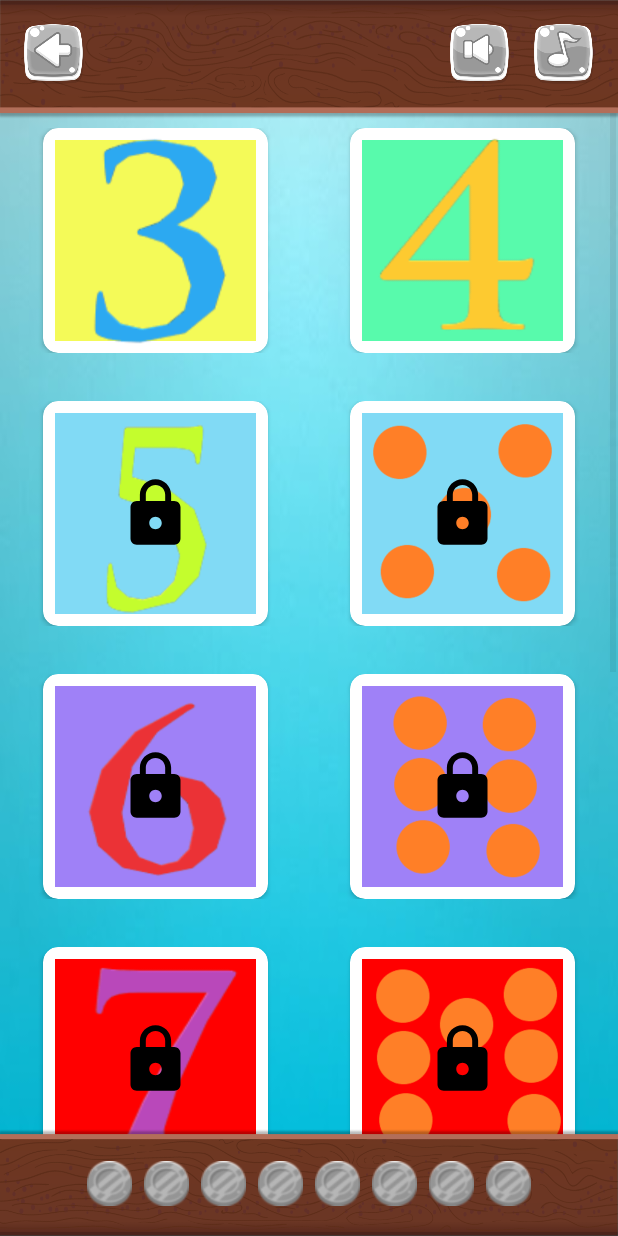
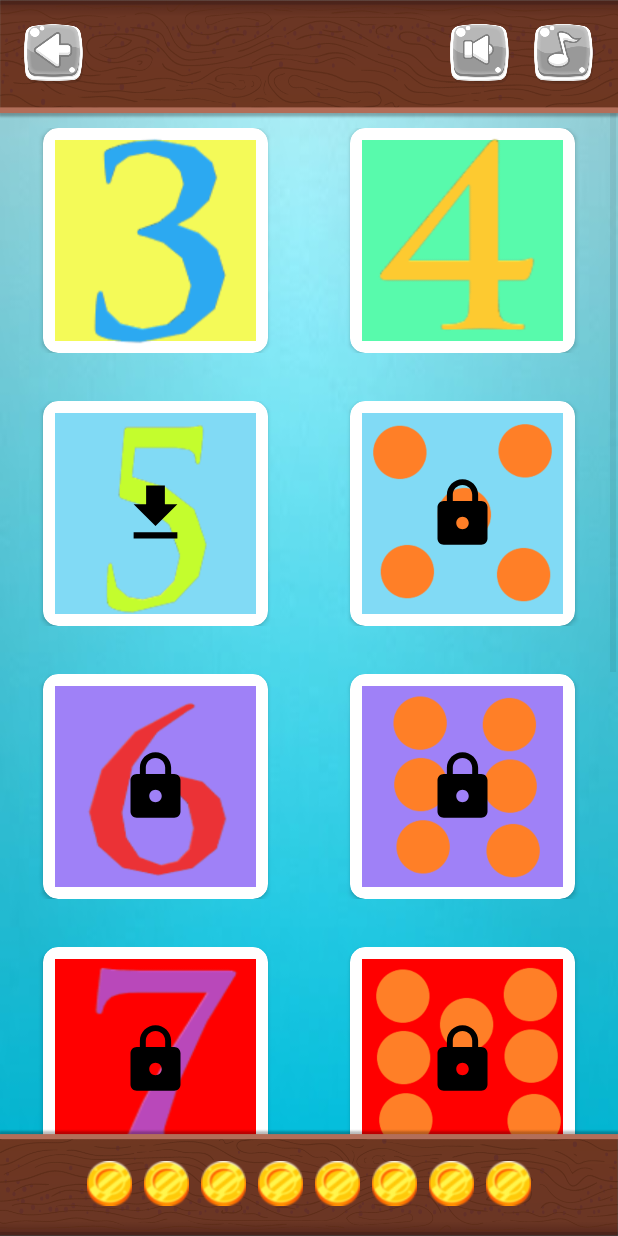
Before and after one commit to djuraszek/gra-matematyczna, an Android app: the GamesListActivity screen opened directly, with no data from a screen before it, on a phone screen of 412 x 824 dp. Run offline under Robolectric (Android 15) with nearby library versions, the phone set to English and light mode, and no system bars.

Commit message:
added: unlock new game TODO: confirm unlock game, possibility to choose the game to unlock

```diff
--- a/app/build.gradle
+++ b/app/build.gradle
@@ -27,6 +27,7 @@ dependencies {
     testImplementation 'junit:junit:4.12'
     androidTestImplementation 'androidx.test:runner:1.3.0'
     androidTestImplementation 'androidx.test.espresso:espresso-core:3.3.0'
+    implementation 'com.google.code.gson:gson:2.8.6'
 
     implementation 'androidx.cardview:cardview:1.0.0'
 }
--- a/app/src/main/java/com/android/gramatematyczna/activities/GamesListActivity.java
+++ b/app/src/main/java/com/android/gramatematyczna/activities/GamesListActivity.java
@@ -2,6 +2,7 @@ package com.android.gramatematyczna.activities;
 
 import androidx.appcompat.app.AppCompatActivity;
 
+import android.content.SharedPreferences;
 import android.os.Bundle;
 import android.view.View;
 import android.view.Window;
@@ -14,26 +15,26 @@ import com.android.gramatematyczna.PreferencesManagement;
 import com.android.gramatematyczna.R;
 import com.android.gramatematyczna.adapters.GamesGridAdapter;
 import com.android.gramatematyczna.games.GameListItem;
+import com.google.gson.Gson;
+import com.google.gson.reflect.TypeToken;
+
+import java.util.ArrayList;
+import java.util.Arrays;
+import java.util.HashSet;
+import java.util.List;
+import java.util.Set;
 
 public class GamesListActivity extends AppCompatActivity {
 
     int coins = 0;
     PreferencesManagement preferencesManagement;
     int gamesList[] = {R.color.yellow, R.color.blue_light, R.color.pink_light, R.color.green_bright, R.color.purple, R.color.blue_strong, R.color.red_fire, R.color.purple_pope, R.color.green_neon, R.color.pink_powder, R.color.color_numbers, R.color.orange, R.color.yellow_neon};
-    GameListItem gamesListTMP[] = {new GameListItem(R.color.yellow, 3, 0,0),
-            new GameListItem(R.color.green_neon, 4, 0,0),
-            new GameListItem(R.color.blue_light, 5, 0,0),
-            new GameListItem(R.color.blue_light, 5,  0,1),
-            new GameListItem(R.color.purple, 6, 0,0),
-            new GameListItem(R.color.purple, 6,  0,1),
-            new GameListItem(R.color.red_fire, 7, 0,0),
-            new GameListItem(R.color.red_fire, 7,  0,1),
-            new GameListItem(R.color.pink_powder, 8, 0,0),
-            new GameListItem(R.color.pink_powder, 8,  0,1),
-            new GameListItem(R.color.yellow, 9, 0,0),
-            new GameListItem(R.color.yellow, 9,  0,1),
-            new GameListItem(R.color.green_neon, 10, 0,0),
-            new GameListItem(R.color.green_neon, 10,  0,1), };
+    GameListItem gamesListTMP[];
+
+
+    List<GameListItem> preferencesList = new ArrayList<>();
+    SharedPreferences.Editor editor;
+    SharedPreferences sharedPreferences;
 
     @Override
     protected void onCreate(Bundle savedInstanceState) {
@@ -43,13 +44,39 @@ public class GamesListActivity extends AppCompatActivity {
 
         preferencesManagement = new PreferencesManagement(GamesListActivity.this);
         preferencesManagement.manage();
+        preferencesManagement.addCoins(8);
         coins = preferencesManagement.getCoins();
+
+        sharedPreferences = getSharedPreferences("Games", MODE_PRIVATE);
+        editor = sharedPreferences.edit();
+        if(sharedPreferences.getBoolean("FirstUse", true)){
+            GameListItem gamesListTMP2[] = {new GameListItem(R.color.yellow, 3, 0,0, false),
+                    new GameListItem(R.color.green_neon, 4, 0,0, false),
+                    new GameListItem(R.color.blue_light, 5, 0,0, true),
+                    new GameListItem(R.color.blue_light, 5,  0,1, true),
+                    new GameListItem(R.color.purple, 6, 0,0, true),
+                    new GameListItem(R.color.purple, 6,  0,1, true),
+                    new GameListItem(R.color.red_fire, 7, 0,0, true),
+                    new GameListItem(R.color.red_fire, 7,  0,1, true),
+                    new GameListItem(R.color.pink_powder, 8, 0,0, true),
+                    new GameListItem(R.color.pink_powder, 8,  0,1, true),
+                    new GameListItem(R.color.yellow, 9, 0,0, true),
+                    new GameListItem(R.color.yellow, 9,  0,1, true),
+                    new GameListItem(R.color.green_neon, 10, 0,0, true),
+                    new GameListItem(R.color.green_neon, 10,  0,1, true), };
+            this.gamesListTMP = gamesListTMP2;
+            editor.putBoolean("FirstUse", false);
+            Toast.makeText(this, "first!", Toast.LENGTH_SHORT).show();
+        }else{
+            this.gamesListTMP = getPreferences();
+        }
 
 //        GamesGridAdapter adapter = new GamesGridAdapter(GamesListActivity.this, gamesList);
         GamesGridAdapter adapter = new GamesGridAdapter(GamesListActivity.this, gamesListTMP);
         GridView gridView = (GridView)findViewById(R.id.gridView);
         gridView.setAdapter(adapter);
         setupCoinsBar();
+
     }
 
     public void setFullScreenMode(){
@@ -75,4 +102,34 @@ public class GamesListActivity extends AppCompatActivity {
         }
     }
 
+
+
+    public void unlockGame(int i){
+        gamesListTMP[i].setGameLocked(false);
+        savePreferences();
+    }
+    private void savePreferences(){
+        preferencesList=Arrays.asList(gamesListTMP);
+        editor.putString("GameList", new Gson().toJson(preferencesList)).apply();
+    }
+    private GameListItem [] getPreferences(){
+        GameListItem gamesListTMP2[] = new GameListItem[preferencesList.size()];
+        preferencesList = new Gson().fromJson(sharedPreferences.getString("GameList", null), new TypeToken<List<GameListItem>>(){}.getType());
+        if(preferencesList!=null)
+            gamesListTMP2=preferencesList.toArray(new GameListItem[0]);
+//        for(int i=0; i<preferencesList.size(); i++){
+//            gamesListTMP[i]=preferencesList.get(i);
+//        }
+        return gamesListTMP2;
+    }
+    private void checkCoins(){
+        if(coins==8){
+            int i=0;
+            while(!gamesListTMP[i].isGameLocked()){
+                i++;
+            }
+            unlockGame(i);
+        }
+    }
+
 }
--- a/app/src/main/java/com/android/gramatematyczna/adapters/GamesGridAdapter.java
+++ b/app/src/main/java/com/android/gramatematyczna/adapters/GamesGridAdapter.java
@@ -1,5 +1,6 @@
 package com.android.gramatematyczna.adapters;
 
+import android.app.Activity;
 import android.content.Context;
 import android.content.Intent;
 import android.view.LayoutInflater;
@@ -7,12 +8,15 @@ import android.view.View;
 import android.view.ViewGroup;
 import android.widget.BaseAdapter;
 import android.widget.ImageView;
+import android.widget.Toast;
 
 import androidx.cardview.widget.CardView;
 import androidx.core.content.res.ResourcesCompat;
 
+import com.android.gramatematyczna.PreferencesManagement;
 import com.android.gramatematyczna.R;
 import com.android.gramatematyczna.activities.GameActivity;
+import com.android.gramatematyczna.activities.GamesListActivity;
 import com.android.gramatematyczna.games.GameCountActivity;
 import com.android.gramatematyczna.games.GameListItem;
 import com.android.gramatematyczna.games.GameMemoryActivity;
@@ -22,6 +26,8 @@ public class GamesGridAdapter extends BaseAdapter {
     int colors[];
     LayoutInflater inflter;
     boolean isTMP=false;
+    int coins;
+    PreferencesManagement preferencesManagement;
 
     public GamesGridAdapter(Context applicationContext, int[] colors) {
         this.context = applicationContext;
@@ -33,6 +39,7 @@ public class GamesGridAdapter extends BaseAdapter {
     public GamesGridAdapter(Context applicationContext, GameListItem[] gamesListTMP) {
         this.context = applicationContext;
         this.gamesListTMP = gamesListTMP;
+        getCoinsFromPreferences();
         inflter = (LayoutInflater.from(applicationContext));
         isTMP=true;
     }
@@ -65,7 +72,7 @@ public class GamesGridAdapter extends BaseAdapter {
 
         ImageView background = (ImageView)view.findViewById(R.id.card_background);
         ImageView lock = (ImageView)view.findViewById(R.id.item_lock);
-        ImageView download = (ImageView)view.findViewById(R.id.item_unlock);
+        final ImageView download = (ImageView)view.findViewById(R.id.item_unlock);
         ImageView gameIcon = view.findViewById(R.id.game_icon);
         background.setBackgroundColor(color); // set logo images
 //        card.setCardBackgroundColor(drawing); // set logo images
@@ -76,7 +83,7 @@ public class GamesGridAdapter extends BaseAdapter {
             String gameIconName="img_memory"+gamesListTMP[i].getNumber();
             gameIcon.setImageResource(getDrawableByName(gameIconName));
         }
-        if(i==0 || i==1) {
+        if(!gamesListTMP[i].isGameLocked()) {
             lock.setVisibility(View.INVISIBLE);
             if(isTMP) {
                 view.setOnClickListener(new View.OnClickListener() {
@@ -104,6 +111,22 @@ public class GamesGridAdapter extends BaseAdapter {
                 });
             }
         }
+        //unlock game
+        if(gamesListTMP[i].isGameLocked()&& coins>7 && !gamesListTMP[i-1].isGameLocked()) {
+            lock.setVisibility(View.INVISIBLE);
+            download.setVisibility(View.VISIBLE);
+            view.setOnClickListener(new View.OnClickListener() {
+                    @Override
+                    public void onClick(View view) {
+                        Toast.makeText(context, "unlocked", Toast.LENGTH_SHORT).show();
+                        //TODO confirm unlock game
+                        gamesListTMP[i].setGameLocked(false);
+                        clearCoins();
+                        download.setVisibility(View.INVISIBLE);
+
+                    }
+                });
+        }
         return view;
     }
 
@@ -111,5 +134,17 @@ public class GamesGridAdapter extends BaseAdapter {
         int resID = context.getResources().getIdentifier(name , "drawable", context.getPackageName());
         return resID;
     }
+    private void getCoinsFromPreferences(){
+        preferencesManagement = new PreferencesManagement(context);
+        preferencesManagement.manage();
+        coins = preferencesManagement.getCoins();
+    }
+    private void clearCoins(){
+        preferencesManagement.clearCoins();
+        int[] coinsIV = {R.id.bar_coin1,R.id.bar_coin2,R.id.bar_coin3,R.id.bar_coin4,R.id.bar_coin5,R.id.bar_coin6,R.id.bar_coin7,R.id.bar_coin8};
+        for(int i=0; i<coins;i++){
+            ((ImageView) ((Activity) context).findViewById(coinsIV[i])).setBackground(context.getResources().getDrawable(R.drawable.coin_2));
+        }
+    }
 
 }
--- a/app/src/main/java/com/android/gramatematyczna/games/GameListItem.java
+++ b/app/src/main/java/com/android/gramatematyczna/games/GameListItem.java
@@ -9,6 +9,7 @@ public class GameListItem {
     int gamePictureName;
     int gameType;
     //0-count elements, 1-memory game
+    boolean gameLocked=true;
 
     public GameListItem(int color, int number, int gamePictureName) {
         this.color = color;
@@ -18,11 +19,12 @@ public class GameListItem {
     public GameListItem() {
     }
 
-    public GameListItem(int color, int number, int gamePictureName, int gameType) {
+    public GameListItem(int color, int number, int gamePictureName, int gameType, boolean gameIsLocked) {
         this.color = color;
         this.number = number;
         this.gamePictureName = gamePictureName;
         this.gameType = gameType;
+        this.gameLocked=gameIsLocked;
     }
 
     public int getColor() {
@@ -49,4 +51,10 @@ public class GameListItem {
     public void setGameType(int gameType) {
         this.gameType = gameType;
     }
+    public boolean isGameLocked() {
+        return gameLocked;
+    }
+    public void setGameLocked(boolean gameIsLocked) {
+        this.gameLocked = gameIsLocked;
+    }
 }
--- a/app/src/main/res/layout/activity_game_memory.xml
+++ b/app/src/main/res/layout/activity_game_memory.xml
@@ -25,6 +25,7 @@
     <RelativeLayout
         android:layout_width="0dp"
         android:layout_height="0dp"
+        android:layout_marginTop="20dp"
         app:layout_constraintBottom_toBottomOf="@id/g0"
         app:layout_constraintEnd_toEndOf="parent"
         app:layout_constraintStart_toStartOf="parent"
--- a/app/src/main/res/layout/activity_main.xml
+++ b/app/src/main/res/layout/activity_main.xml
@@ -17,7 +17,7 @@
         android:layout_marginStart="8dp"
         android:layout_marginEnd="8dp"
         android:layout_marginBottom="0dp"
-        android:src="@drawable/my_logo_2" />
+        android:src="@drawable/logo_tmp" />
 
     <RelativeLayout
         android:layout_width="match_parent"
```
Also changed, not shown: app/src/main/res/drawable/logo_tmp.png (added).
